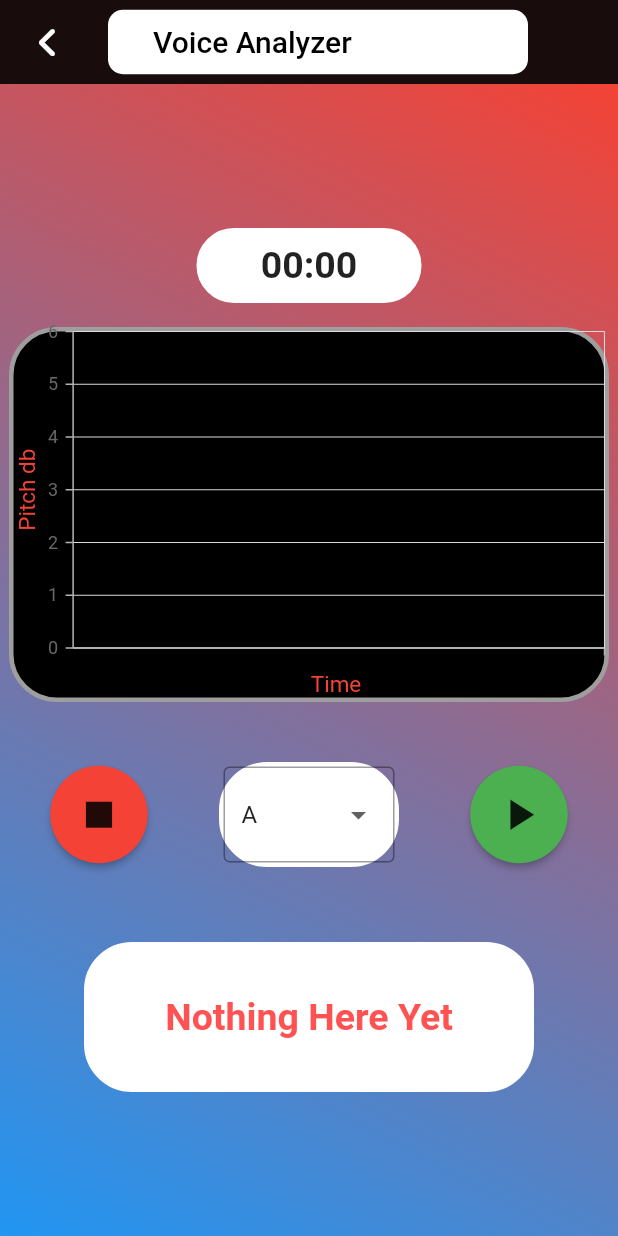
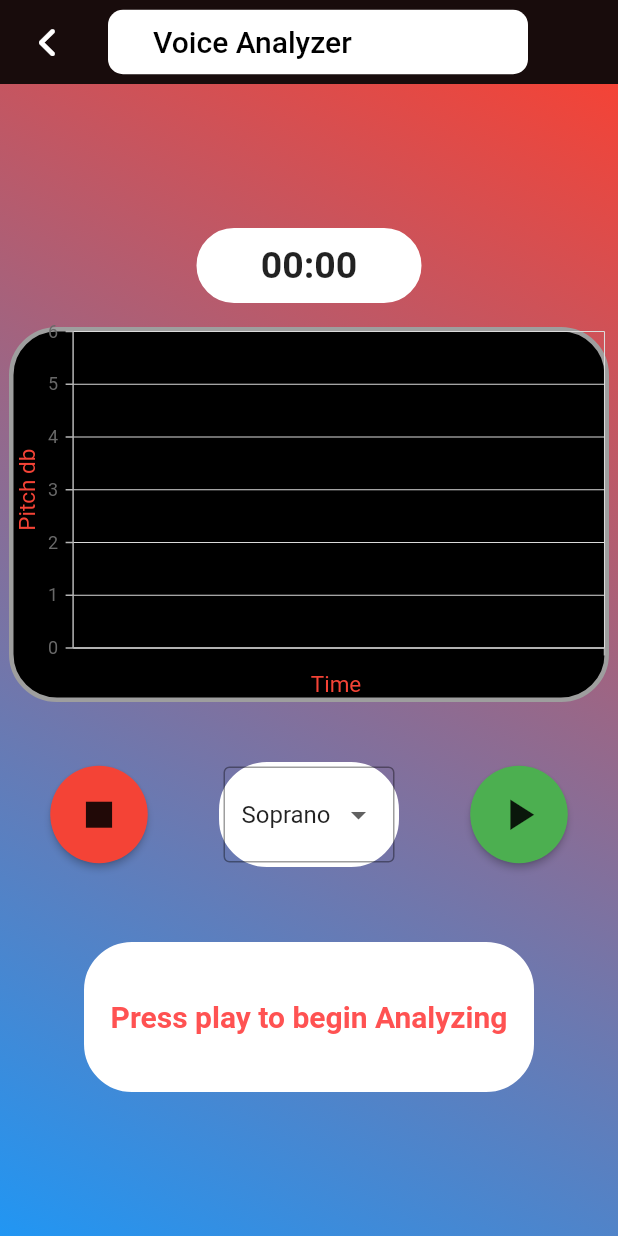
Before and after one commit to rajugrj510/Vocal-App, a Flutter app: the Vocal_Analyzer screen opened directly, on a phone screen of 412 x 824 dp. Run offline on Flutter 3.47's test engine with Material 2 defaults, Android fonts, the phone set to English and light mode, and no system bars; our stand-ins replace another_flushbar, audioplayers, avatar_glow, cloud_firestore, firebase_auth, firebase_core and 6 more; missing offline and left inert: dart:ffi, flutter_midi, syncfusion_flutter_core, tonic; accounts and stored records are empty.

Commit message:
Added comments and analyzing variables

```diff
--- a/lib/Voice_Analyzer.dart
+++ b/lib/Voice_Analyzer.dart
@@ -11,6 +11,7 @@ import 'package:flutter/services.dart';
 import 'package:vocal_app/sound_player.dart';
 
 
+//Note the analyzer needs sum function to confirm that a audio recording has been made
 
 class Vocal_Analyzer extends StatefulWidget{
 
@@ -19,8 +20,18 @@ class Vocal_Analyzer extends StatefulWidget{
 }
 
 class Vocal_Analyzer_State extends State<Vocal_Analyzer>{
+  //Initialize audio players
   final timerController = TimerController();
   final player = SoundPlayer();
+  //current list of notes with corresponding frequencies
+  final List<String> tone_names = ["Soprano","Alto","Tenor","Bass"];
+  final notes_values = {"Soprano":1,"Alto":2,"Tenor":2,"Bass":2};
+  //current frequency of the recording
+  int desired_frequency = 0;
+  int current_frequency = 0;
+  //is the frequency too high or too low
+  bool is_high = false;
+  bool is_low = false;
 
   @override
   void initState() {
@@ -141,7 +152,8 @@ class Vocal_Analyzer_State extends State<Vocal_Analyzer>{
       ),
     );
   }
-  //visualized graph (NEEDS IMPLEMENTATION)
+  //visualized graph (NEEDS RE-IMPLEMENTATION)
+  //most likely cartesian graphs will not be a sufficient vector for live visualization
   Widget buildToneGraph(){
     return Container(
       width: 400,
@@ -180,8 +192,8 @@ class Vocal_Analyzer_State extends State<Vocal_Analyzer>{
   }
   //drop down menu for tone selection (NEEDS IMPLEMENTATION)(Needs Redesign)
   Widget buildDropMenu(){
-    final List<String> notesList = ['A', 'B', 'C', 'D', 'E', 'F', 'G'];
     String dropdownValue = 'Select';
+
     return Container(
         width: 120,
         height: 70,
@@ -200,16 +212,17 @@ class Vocal_Analyzer_State extends State<Vocal_Analyzer>{
           decoration: const InputDecoration(
             border: OutlineInputBorder(),
             ),
-        value: notesList[0],
+        value: tone_names[0],
         onChanged: (String? newValue) {
         setState(() {
           dropdownValue = newValue!;
+
         });
         },
-        items: notesList.map((notesList) {
+        items: tone_names.map((tone_names) {
         return DropdownMenuItem<String>(
-          value: notesList,
-          child: Text(notesList),
+          value: tone_names,
+          child: Text(tone_names),
         );
             }).toList(),
           ),
@@ -217,6 +230,18 @@ class Vocal_Analyzer_State extends State<Vocal_Analyzer>{
   }
   //outputs feedback to the user (NEEDS IMPLEMENTATION)
   Widget buildFeedback(){
+    String current_text = "";
+    if(player.isPlaying){
+      current_text = "audio is playing";
+    }
+    else{
+      current_text = "Press play to begin Analyzing";
+    }
+    //should dynamically change text based on current analyzer frequency
+    /*while(player.isPlaying){
+      if(current_frequency > desired_frequency){
+      }
+    }*/
     return Container(
       width: 300,
       height: 100,
@@ -233,7 +258,8 @@ class Vocal_Analyzer_State extends State<Vocal_Analyzer>{
       child: Center(
           child: Row(mainAxisAlignment: MainAxisAlignment.center,
             children: [
-              Text("Nothing Here Yet",style: const TextStyle(fontWeight: FontWeight.bold, fontSize: 25, color: Colors.redAccent),
+
+              Text(current_text,style: const TextStyle(fontWeight: FontWeight.bold, fontSize: 20, color: Colors.redAccent),
               )
             ],
           )
```
